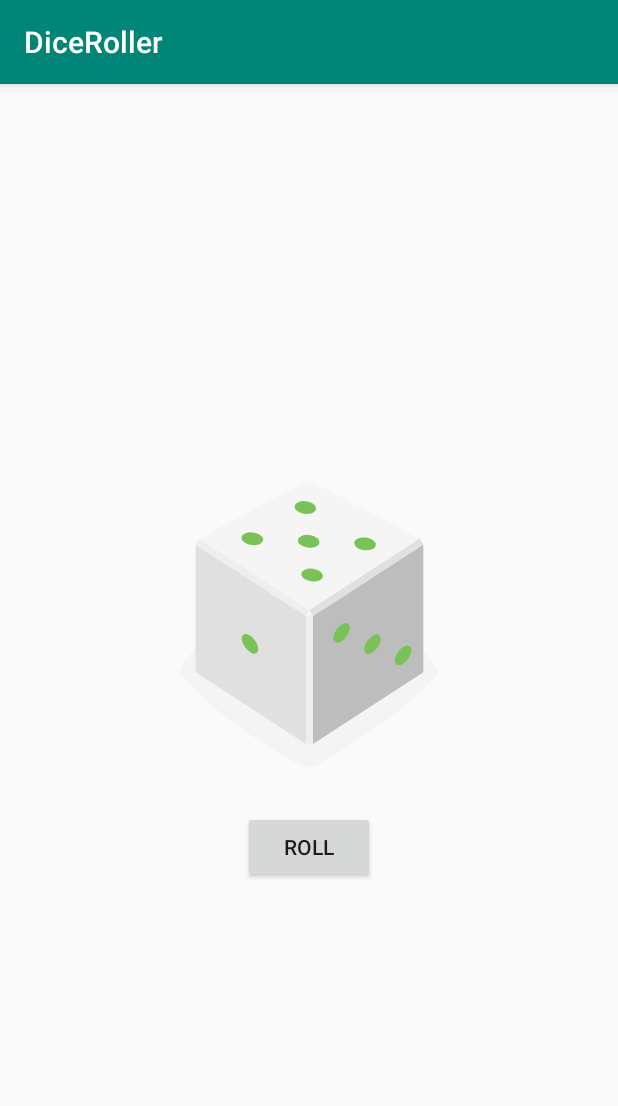
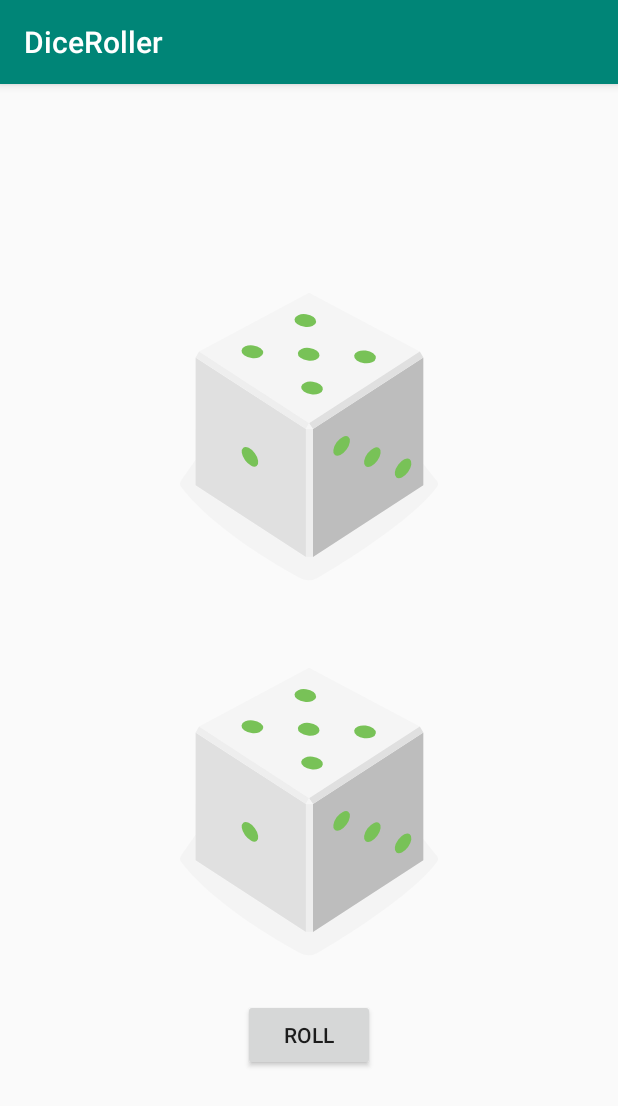
Before and after one commit to mihudevcom/kotlin_fundamentals_01.3, an Android app: the screen it shows after launch (MainActivity), after a tap on "ROLL", on a phone screen of 412 x 824 dp. Shown: the top 1106 px of the screen. Run offline under Robolectric (Android 15) with nearby library versions, the phone set to English and light mode, and no system bars.

Commit message:
Added second dice

```diff
--- a/app/src/main/java/com/example/android/diceroller/MainActivity.kt
+++ b/app/src/main/java/com/example/android/diceroller/MainActivity.kt
@@ -30,6 +30,7 @@ import java.util.*
 class MainActivity : AppCompatActivity() {
 
     lateinit var diceImage: ImageView
+    lateinit var diceImage2: ImageView
 
     override fun onCreate(savedInstanceState: Bundle?) {
         super.onCreate(savedInstanceState)
@@ -41,6 +42,7 @@ class MainActivity : AppCompatActivity() {
         rollButton.setOnClickListener { rollDice() }
 
         diceImage = findViewById(R.id.dice_image)
+        diceImage2 = findViewById(R.id.dice_image2)
     }
 
     /**
@@ -49,6 +51,12 @@ class MainActivity : AppCompatActivity() {
     private fun rollDice() {
         // Toast.makeText(this, "button clicked",
         //  Toast.LENGTH_SHORT).show()
+
+        diceImage.setImageResource(getRandomDiceImage())
+        diceImage2.setImageResource(getRandomDiceImage())
+    }
+
+    private fun getRandomDiceImage(): Int {
         val randomInt = Random().nextInt(6) + 1
 
         val drawableResource = when (randomInt) {
@@ -60,6 +68,6 @@ class MainActivity : AppCompatActivity() {
             else -> R.drawable.dice_6
         }
 
-        diceImage.setImageResource(drawableResource)
+        return drawableResource
     }
 }
--- a/app/src/main/res/layout/activity_main.xml
+++ b/app/src/main/res/layout/activity_main.xml
@@ -30,6 +30,14 @@
         app:srcCompat="@drawable/empty_dice"
         tools:src="@drawable/dice_1" />
 
+    <ImageView
+        android:id="@+id/dice_image2"
+        android:layout_width="wrap_content"
+        android:layout_height="wrap_content"
+        android:layout_gravity="center_horizontal"
+        app:srcCompat="@drawable/empty_dice"
+        tools:src="@drawable/dice_1" />
+
     <Button
         android:id="@+id/roll_button"
         android:layout_width="wrap_content"
```
